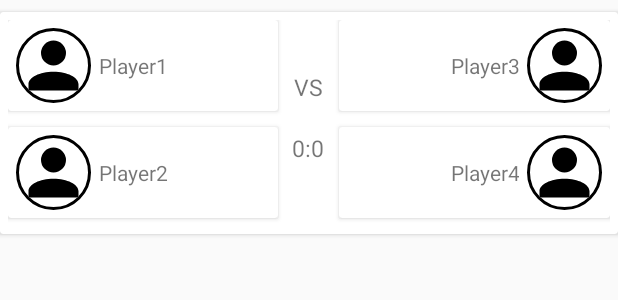
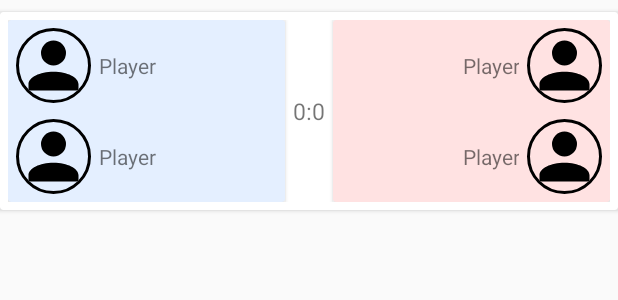
Before and after one commit to ArtemGulia/KickerApp, an Android app: the layout game_card_view.xml on its own in the app's theme, with its tools: preview values and no code run, on a phone screen of 412 x 824 dp. Shown: the top 300 px of the screen. Run offline under Robolectric (Android 15) with nearby library versions, the phone set to English and light mode, and no system bars; plain views replace MaterialRippleLayout.

Commit message:
Fix some small bugs and hide add button on scroll

```diff
--- a/app/src/main/java/com/g_art/kickerapp/activity/KickerAppActivity.java
+++ b/app/src/main/java/com/g_art/kickerapp/activity/KickerAppActivity.java
@@ -24,7 +24,7 @@ import android.widget.TextView;
 import android.widget.Toast;
 
 import com.g_art.kickerapp.R;
-import com.g_art.kickerapp.fragment.PlayerFragment;
+import com.g_art.kickerapp.fragment.profile.PlayerFragment;
 import com.g_art.kickerapp.fragment.game.GameFragment;
 import com.g_art.kickerapp.fragment.game.GamesFragment;
 import com.g_art.kickerapp.fragment.tournament.TournamentsFragment;
@@ -117,7 +117,7 @@ public class KickerAppActivity extends AppCompatActivity implements View.OnClick
 
                 Snackbar.make(findViewById(R.id.contentContainer),
                         mPlayer.getDisplayName() + " via " + mPlayer.getProvider(),
-                        Snackbar.LENGTH_LONG).show();
+                        Snackbar.LENGTH_SHORT).show();
             }
         }
 
@@ -178,11 +178,9 @@ public class KickerAppActivity extends AppCompatActivity implements View.OnClick
     private void checkLogin() {
         if (!loginHandler.isLogged()) {
             Intent loginIntent = new Intent(this, LoginActivity.class);
-//            loginIntent.addFlags(Intent.FLAG_ACTIVITY_NEW_TASK | Intent.FLAG_ACTIVITY_CLEAR_TASK);
             signUp = true;
             startActivityForResult(loginIntent, LOGIN_REQUEST_CODE);
         } else {
-            //TODO getSession
             signUp = false;
             if (mPlayer == null || RestClient.getsSessionId() == null) {
                 authorizeUser();
@@ -492,25 +490,25 @@ public class KickerAppActivity extends AppCompatActivity implements View.OnClick
     }
 
     public void showOkFab() {
-        if (okFab != null) {
+        if (okFab != null && !okFab.isShown()) {
             okFab.show();
         }
     }
 
     public void hideOkFab() {
-        if (okFab != null) {
+        if (okFab != null && okFab.isShown()) {
             okFab.hide();
         }
     }
 
     public void showAddFab() {
-        if (addFab != null) {
+        if (addFab != null && !addFab.isShown()) {
             addFab.show();
         }
     }
 
     public void hideAddFab() {
-        if (addFab != null) {
+        if (addFab != null && addFab.isShown()) {
             addFab.hide();
         }
     }
--- a/app/src/main/java/com/g_art/kickerapp/adapter/GamesViewAdapter.java
+++ b/app/src/main/java/com/g_art/kickerapp/adapter/GamesViewAdapter.java
@@ -81,7 +81,7 @@ public class GamesViewAdapter extends RecyclerView.Adapter<GamesViewAdapter.View
             }
 
             if (null != player2) {
-                setPlayer(context, player2, holder.txtPlayer2Name, holder.imgPlayer3);
+                setPlayer(context, player2, holder.txtPlayer2Name, holder.imgPlayer2);
             }
 
             if (null != player3) {
--- a/app/src/main/java/com/g_art/kickerapp/fragment/game/GamesFragment.java
+++ b/app/src/main/java/com/g_art/kickerapp/fragment/game/GamesFragment.java
@@ -18,7 +18,7 @@ import android.widget.Toast;
 import com.g_art.kickerapp.R;
 import com.g_art.kickerapp.activity.KickerAppActivity;
 import com.g_art.kickerapp.adapter.GamesViewAdapter;
-import com.g_art.kickerapp.fragment.PlayerFragment;
+import com.g_art.kickerapp.fragment.profile.PlayerFragment;
 import com.g_art.kickerapp.model.Game;
 import com.g_art.kickerapp.model.Player;
 import com.g_art.kickerapp.utils.RecyclerItemClickListener;
@@ -26,7 +26,6 @@ import com.g_art.kickerapp.utils.api.GameApi;
 import com.g_art.kickerapp.utils.rest.RestClient;
 
 import java.util.ArrayList;
-import java.util.Collections;
 import java.util.List;
 
 import retrofit.Callback;
--- a/app/src/main/java/com/g_art/kickerapp/fragment/PlayerFragment.java
+++ b/app/src/main/java/com/g_art/kickerapp/fragment/profile/PlayerFragment.java
@@ -1,4 +1,4 @@
-package com.g_art.kickerapp.fragment;
+package com.g_art.kickerapp.fragment.profile;
 
 
 import android.media.Image;
@@ -147,6 +147,7 @@ public class PlayerFragment extends Fragment {
         if (actionBar != null) {
             actionBar.setTitle(R.string.profile_screen);
         }
+        ((KickerAppActivity)getActivity()).showAddFab();
     }
 
     void onItemsLoadComplete() {
--- /dev/null
+++ b/app/src/main/java/com/g_art/kickerapp/utils/ScrollAwareFABBehavior.java
@@ -0,0 +1,40 @@
+package com.g_art.kickerapp.utils;
+
+import android.content.Context;
+import android.support.design.widget.CoordinatorLayout;
+import android.support.design.widget.FloatingActionButton;
+import android.support.v4.view.ViewCompat;
+import android.util.AttributeSet;
+import android.view.View;
+
+/**
+ * Kicker App
+ * Created by G_Art on 3/4/2016.
+ */
+public class ScrollAwareFABBehavior extends FloatingActionButton.Behavior {
+
+    public ScrollAwareFABBehavior(Context context, AttributeSet attrs) {
+        super();
+    }
+
+    @Override
+    public boolean onStartNestedScroll(CoordinatorLayout coordinatorLayout,
+                                       FloatingActionButton child, View directTargetChild, View target, int nestedScrollAxes) {
+        return nestedScrollAxes == ViewCompat.SCROLL_AXIS_VERTICAL ||
+                super.onStartNestedScroll(coordinatorLayout, child, directTargetChild, target,
+                        nestedScrollAxes);
+    }
+
+    @Override
+    public void onNestedScroll(CoordinatorLayout coordinatorLayout, FloatingActionButton child,
+                               View target, int dxConsumed, int dyConsumed, int dxUnconsumed, int dyUnconsumed) {
+        super.onNestedScroll(coordinatorLayout, child, target, dxConsumed, dyConsumed, dxUnconsumed,
+                dyUnconsumed);
+
+        if (dyConsumed > 0 && child.getVisibility() == View.VISIBLE) {
+            child.hide();
+        } else if (dyConsumed < 0 && child.getVisibility() != View.VISIBLE) {
+            child.show();
+        }
+    }
+}
--- a/app/src/main/res/layout/app_bar_home.xml
+++ b/app/src/main/res/layout/app_bar_home.xml
@@ -20,7 +20,9 @@
 
     </android.support.design.widget.AppBarLayout>
 
-    <include layout="@layout/content_home"/>
+    <include
+        android:id="@+id/container"
+        layout="@layout/content_home"/>
 
     <android.support.design.widget.FloatingActionButton
         android:id="@+id/fab"
@@ -28,7 +30,8 @@
         android:layout_height="wrap_content"
         android:layout_gravity="bottom|end"
         android:layout_margin="@dimen/fab_margin"
-        android:src="@drawable/plus"/>
+        android:src="@drawable/plus"
+        app:layout_behavior="com.g_art.kickerapp.utils.ScrollAwareFABBehavior"/>
 
 
     <android.support.design.widget.FloatingActionButton
--- a/app/src/main/res/layout/game_card_view.xml
+++ b/app/src/main/res/layout/game_card_view.xml
@@ -20,15 +20,16 @@
             >
 
             <android.support.v7.widget.CardView
-                android:id="@+id/cv_player1"
+                android:id="@+id/cv_team1"
                 android:layout_width="wrap_content"
                 android:layout_height="wrap_content"
                 android:layout_alignParentLeft="true"
                 android:layout_alignParentStart="true"
                 android:layout_alignParentTop="true"
-                android:layout_marginBottom="5dp"
-                android:layout_toLeftOf="@+id/game_vs"
-                app:cardCornerRadius="2dp">
+                android:layout_toLeftOf="@+id/game_score"
+                app:cardCornerRadius="2dp"
+                app:cardBackgroundColor="@color/blue_team"
+                android:layout_marginRight="5dp">
 
                 <RelativeLayout
                     android:layout_width="wrap_content"
@@ -52,39 +53,18 @@
                         android:layout_marginRight="2dp"
                         android:layout_toRightOf="@+id/game_player1_avatar"
                         android:gravity="center_vertical"
-                        android:text="Player1"/>
-
-                </RelativeLayout>
-
-
-            </android.support.v7.widget.CardView>
-
-            <android.support.v7.widget.CardView
-                android:id="@+id/cv_player2"
-                android:layout_width="wrap_content"
-                android:layout_height="wrap_content"
-                android:layout_alignParentLeft="false"
-                android:layout_alignParentStart="true"
-                android:layout_alignParentTop="false"
-                android:layout_alignRight="@+id/cv_player1"
-                android:layout_below="@+id/cv_player1"
-                android:layout_marginBottom="5dp"
-                android:layout_marginTop="5dp"
-                app:cardCornerRadius="2dp">
-
-                <RelativeLayout
-                    android:layout_width="wrap_content"
-                    android:layout_height="wrap_content">
+                        android:text="@string/player_name_value"/>
 
                     <de.hdodenhof.circleimageview.CircleImageView
                         android:id="@+id/game_player2_avatar"
                         android:layout_width="50dp"
                         android:layout_height="50dp"
-                        android:layout_alignParentTop="true"
+                        android:layout_alignParentTop="false"
                         android:layout_margin="5dp"
                         android:src="@drawable/account"
                         app:civ_border_color="#FF000000"
-                        app:civ_border_width="2dp"/>
+                        app:civ_border_width="2dp"
+                        android:layout_below="@+id/game_player1_avatar"/>
 
                     <TextView
                         android:id="@+id/game_player2_name"
@@ -95,46 +75,33 @@
                         android:layout_marginRight="2dp"
                         android:layout_toRightOf="@+id/game_player2_avatar"
                         android:gravity="center_vertical"
-                        android:text="Player2"/>
+                        android:text="@string/player_name_value"/>
 
                 </RelativeLayout>
 
+
             </android.support.v7.widget.CardView>
-
-            <TextView
-                android:id="@+id/game_vs"
-                android:layout_width="wrap_content"
-                android:layout_height="wrap_content"
-                android:layout_alignBottom="@+id/cv_player3"
-                android:layout_centerHorizontal="true"
-                android:layout_marginLeft="5dp"
-                android:layout_marginRight="5dp"
-                android:padding="5dp"
-                android:text="VS"
-                android:textSize="15sp"/>
 
             <TextView
                 android:id="@+id/game_score"
                 android:layout_width="wrap_content"
                 android:layout_height="wrap_content"
-                android:layout_alignLeft="@+id/game_vs"
-                android:layout_alignRight="@+id/game_vs"
-                android:layout_alignTop="@+id/cv_player2"
-                android:layout_below="@+id/game_vs"
                 android:gravity="center_vertical|center_horizontal"
-                android:padding="3dp"
-                android:text="0:0"
-                android:textSize="15sp"/>
+                android:text="@string/score_number"
+                android:textSize="15sp"
+                android:layout_centerInParent="true"
+                />
 
             <android.support.v7.widget.CardView
-                android:id="@+id/cv_player3"
+                android:id="@+id/cv_team2"
                 android:layout_width="wrap_content"
                 android:layout_height="wrap_content"
                 android:layout_alignParentEnd="true"
                 android:layout_alignParentStart="false"
-                android:layout_marginBottom="5dp"
-                android:layout_toRightOf="@+id/game_vs"
-                app:cardCornerRadius="2dp">
+                android:layout_toRightOf="@+id/game_score"
+                app:cardCornerRadius="2dp"
+                app:cardBackgroundColor="@color/red_team"
+                android:layout_marginLeft="5dp">
 
                 <RelativeLayout
                     android:layout_width="wrap_content"
@@ -159,25 +126,8 @@
                         android:layout_marginLeft="2dp"
                         android:layout_toLeftOf="@+id/game_player3_avatar"
                         android:gravity="center_vertical|right"
-                        android:text="Player3"/>
-                </RelativeLayout>
+                        android:text="@string/player_name_value"/>
 
-            </android.support.v7.widget.CardView>
-
-            <android.support.v7.widget.CardView
-                android:id="@+id/cv_player4"
-                android:layout_width="wrap_content"
-                android:layout_height="wrap_content"
-                android:layout_alignLeft="@+id/cv_player3"
-                android:layout_alignParentEnd="true"
-                android:layout_below="@+id/cv_player3"
-                android:layout_marginBottom="5dp"
-                android:layout_marginTop="5dp"
-                app:cardCornerRadius="2dp">
-
-                <RelativeLayout
-                    android:layout_width="wrap_content"
-                    android:layout_height="wrap_content">
 
                     <de.hdodenhof.circleimageview.CircleImageView
                         android:id="@+id/game_player4_avatar"
@@ -187,7 +137,8 @@
                         android:layout_margin="5dp"
                         android:src="@drawable/account"
                         app:civ_border_color="#FF000000"
-                        app:civ_border_width="2dp"/>
+                        app:civ_border_width="2dp"
+                        android:layout_below="@+id/game_player3_avatar"/>
 
                     <TextView
                         android:id="@+id/game_player4_name"
@@ -198,8 +149,9 @@
                         android:layout_marginLeft="2dp"
                         android:layout_toLeftOf="@+id/game_player4_avatar"
                         android:gravity="center_vertical|right"
-                        android:text="Player4"/>
+                        android:text="@string/player_name_value"/>
                 </RelativeLayout>
+
             </android.support.v7.widget.CardView>
         </RelativeLayout>
     </com.balysv.materialripple.MaterialRippleLayout>
```
